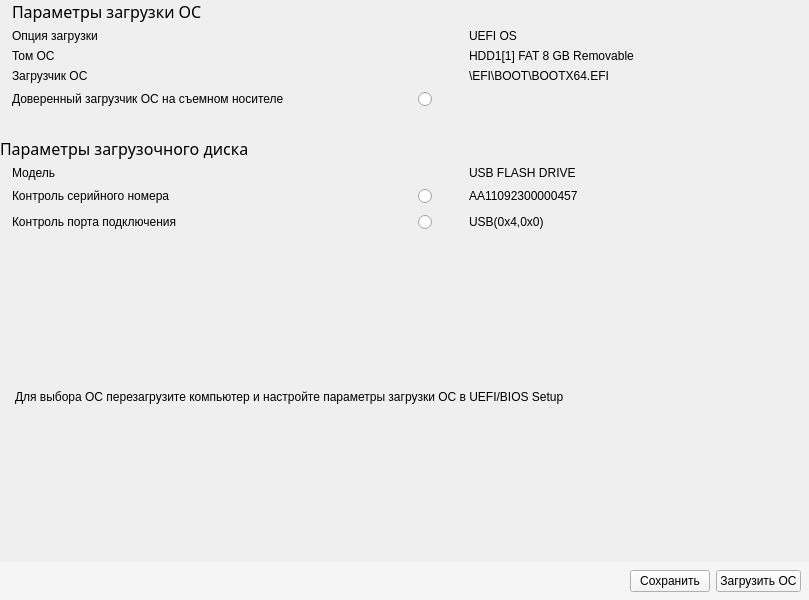
m6v/sobol, file panels/SysLoadPanel.ui: the form before one commit.
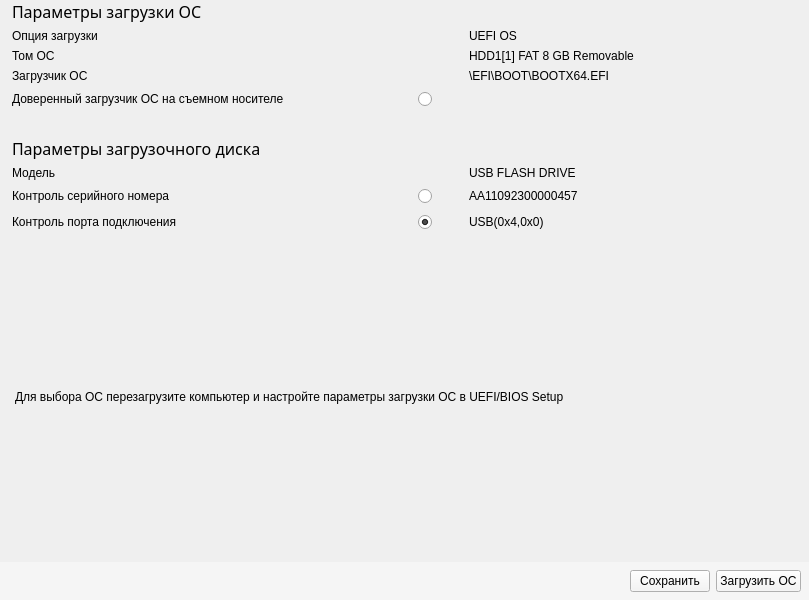
The form after the commit. Custom widgets are drawn as their Qt base class.

```diff
--- a/panels/SysLoadPanel.ui
+++ b/panels/SysLoadPanel.ui
@@ -137,6 +137,9 @@
        <bold>false</bold>
       </font>
      </property>
+     <property name="styleSheet">
+      <string notr="true">margin-left: 8px;</string>
+     </property>
      <property name="text">
       <string>
 Параметры загрузочного диска</string>
@@ -225,6 +228,9 @@
        <property name="text">
         <string/>
        </property>
+       <property name="checked">
+        <bool>true</bool>
+       </property>
       </widget>
      </item>
      <item row="2" column="2">
@@ -350,6 +356,11 @@
    <extends>QRadioButton</extends>
    <header>QSwitchControl</header>
   </customwidget>
+  <customwidget>
+   <class>Toggle</class>
+   <extends>QRadioButton</extends>
+   <header>toggle</header>
+  </customwidget>
  </customwidgets>
  <resources/>
  <connections/>
```
Left out of the diff: 2 changed lines with no effect on the pictures.
